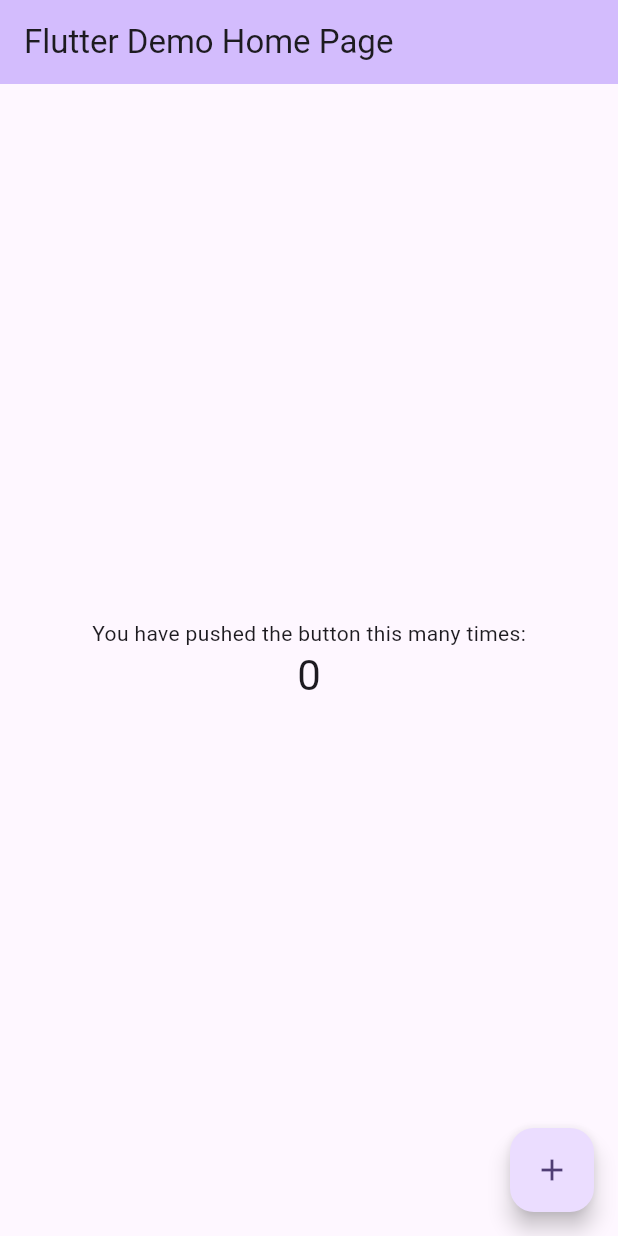
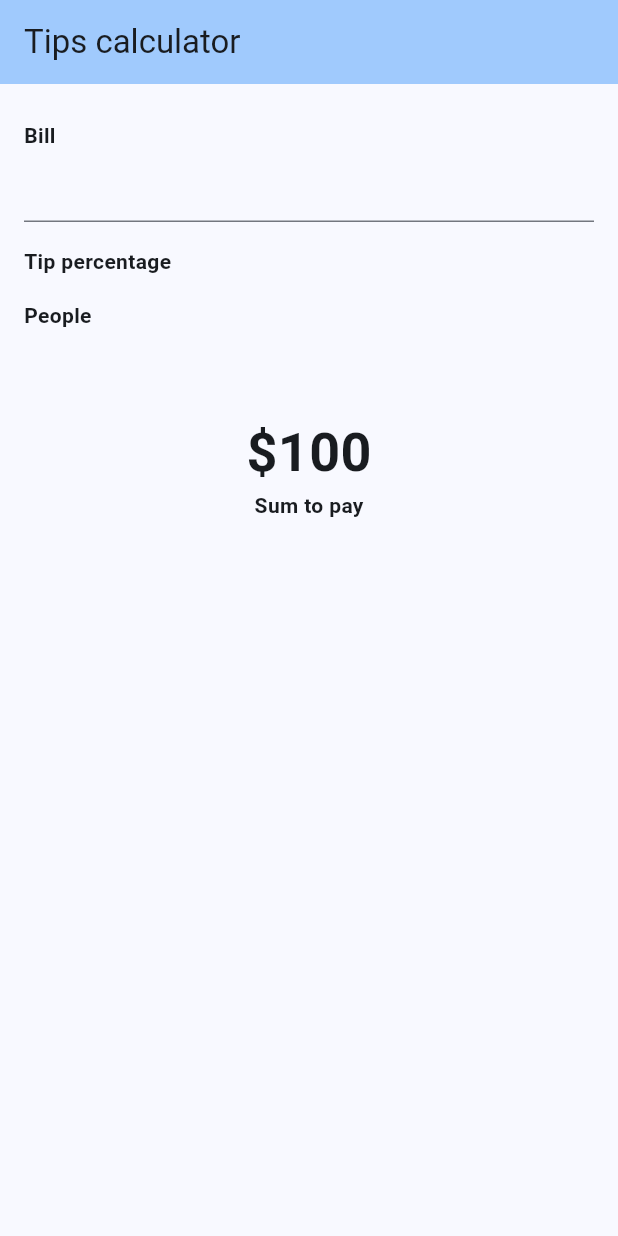
Before and after one commit to fedosovmu/tipwizard, a Flutter app: the screen it shows after launch, on a phone screen of 412 x 824 dp. Run offline on Flutter 3.47's test engine with Material 3 defaults, Android fonts, the light colour scheme and no system bars.

Commit message:
Start to make app

```diff
--- /dev/null
+++ b/lib/features/home_page/home_page.dart
@@ -0,0 +1,66 @@
+import 'package:flutter/material.dart';
+import 'package:flutter/services.dart';
+import 'package:tipwizard/features/home_page/ui/my_fonts.dart';
+import 'package:tipwizard/features/home_page/ui/my_input.dart';
+
+class HomePage extends StatelessWidget {
+  const HomePage({super.key});
+
+  @override
+  Widget build(BuildContext context) {
+    return Scaffold(
+      appBar: AppBar(
+        backgroundColor: Theme.of(context).colorScheme.inversePrimary,
+        title: const Text(
+          'Tips calculator',
+        ),
+      ),
+      body: SizedBox.expand(
+        child: Padding(
+          padding: const EdgeInsets.only(
+            left: 16,
+            right: 16,
+            top: 24,
+          ),
+          child: Column(
+            crossAxisAlignment: CrossAxisAlignment.start,
+            children: <Widget>[
+              const Text(
+                'Bill',
+                style: MyFonts.h3,
+              ),
+              const MyInput(),
+              SizedBox(height: 16),
+              const Text(
+                'Tip percentage',
+                style: MyFonts.h3,
+              ),
+              SizedBox(height: 16),
+              const Text(
+                'People',
+                style: MyFonts.h3,
+              ),
+              SizedBox(height: 56),
+              SizedBox(
+                width: double.infinity,
+                child: Column(
+                  crossAxisAlignment: CrossAxisAlignment.center,
+                  children: [
+                    Text(
+                      '\$100',
+                      style: MyFonts.h1,
+                    ),
+                    Text(
+                      'Sum to pay',
+                      style: MyFonts.h3,
+                    ),
+                  ],
+                ),
+              )
+            ],
+          ),
+        ),
+      ),
+    );
+  }
+}
--- /dev/null
+++ b/lib/features/home_page/ui/my_fonts.dart
@@ -0,0 +1,20 @@
+
+
+
+
+
+import 'package:flutter/cupertino.dart';
+
+class MyFonts {
+  MyFonts._();
+
+  static const h1 = TextStyle(
+    fontSize: 36,
+    fontWeight: FontWeight.w600,
+  );
+
+  static const h3 = TextStyle(
+    fontSize: 14,
+    fontWeight: FontWeight.w600,
+  );
+}
--- /dev/null
+++ b/lib/features/home_page/ui/my_input.dart
@@ -0,0 +1,12 @@
+import 'package:flutter/material.dart';
+
+class MyInput extends StatelessWidget {
+  const MyInput({super.key});
+
+  @override
+  Widget build(BuildContext context) {
+    return TextField(
+
+    );
+  }
+}
--- a/lib/main.dart
+++ b/lib/main.dart
@@ -1,4 +1,5 @@
 import 'package:flutter/material.dart';
+import 'package:tipwizard/features/home_page/home_page.dart';
 
 void main() {
   runApp(const MyApp());
@@ -12,58 +13,10 @@ class MyApp extends StatelessWidget {
     return MaterialApp(
       title: 'Flutter Demo',
       theme: ThemeData(
-        colorScheme: ColorScheme.fromSeed(seedColor: Colors.deepPurple),
+        colorScheme: ColorScheme.fromSeed(seedColor: Colors.blue),
         useMaterial3: true,
       ),
-      home: const MyHomePage(title: 'Flutter Demo Home Page'),
+      home: const HomePage(),
     );
   }
 }
-
-class MyHomePage extends StatefulWidget {
-  const MyHomePage({super.key, required this.title});
-
-  final String title;
-
-  @override
-  State<MyHomePage> createState() => _MyHomePageState();
-}
-
-class _MyHomePageState extends State<MyHomePage> {
-  int _counter = 0;
-
-  void _incrementCounter() {
-    setState(() {
-      _counter++;
-    });
-  }
-
-  @override
-  Widget build(BuildContext context) {
-    return Scaffold(
-      appBar: AppBar(
-        backgroundColor: Theme.of(context).colorScheme.inversePrimary,
-        title: Text(widget.title),
-      ),
-      body: Center(
-        child: Column(
-          mainAxisAlignment: MainAxisAlignment.center,
-          children: <Widget>[
-            const Text(
-              'You have pushed the button this many times:',
-            ),
-            Text(
-              '$_counter',
-              style: Theme.of(context).textTheme.headlineMedium,
-            ),
-          ],
-        ),
-      ),
-      floatingActionButton: FloatingActionButton(
-        onPressed: _incrementCounter,
-        tooltip: 'Increment',
-        child: const Icon(Icons.add),
-      ), // This trailing comma makes auto-formatting nicer for build methods.
-    );
-  }
-}
```
